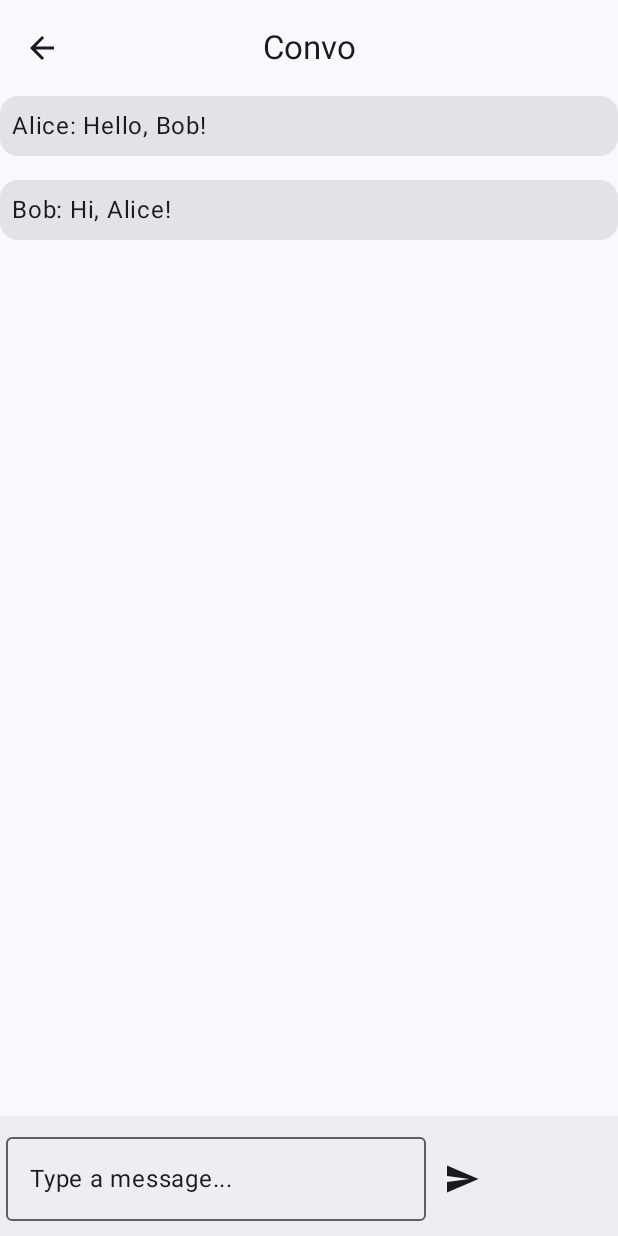
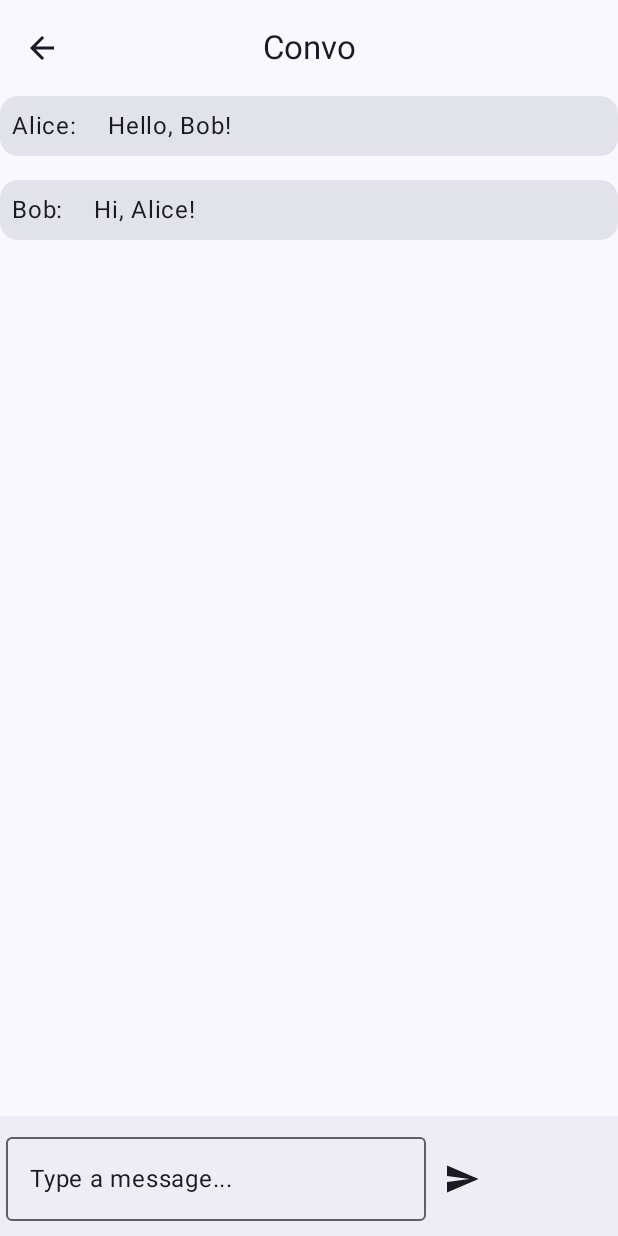
Before and after one commit to dhuff-sc/CSD228Lab2, an Android app built with Jetpack Compose: the screen it shows after launch (MainActivity), after a tap on an icon or button, on a phone screen of 412 x 824 dp. Run offline under Robolectric (Android 15) with nearby library versions, the phone set to English and light mode, and no system bars.

Commit message:
suggested changed by Hunter

```diff
--- a/app/src/main/java/com/example/csd228lab2/ui/compose/MessageRow.kt
+++ b/app/src/main/java/com/example/csd228lab2/ui/compose/MessageRow.kt
@@ -1,6 +1,7 @@
 package com.example.csd228lab2.ui.compose
 
 import androidx.compose.foundation.layout.Box
+import androidx.compose.foundation.layout.Row
 import androidx.compose.foundation.layout.fillMaxWidth
 import androidx.compose.foundation.layout.padding
 import androidx.compose.material3.Card
@@ -18,15 +19,16 @@ import com.example.csd228lab2.models.Message
  */
 @Composable
 fun MessageRow(message: Message) {
-    Card {
-        Box( modifier = Modifier
-            .fillMaxWidth()
-            .testTag("messageRow")
-        ) {
+    Card( modifier = Modifier
+        .fillMaxWidth()
+        .testTag("messageRow")
+    )  {
+        Row {
             message.sender?.let { Text(
                 modifier = Modifier.padding(8.dp),
-                text = it.userName + ": " + message.text
+                text = "${it.userName}: "
             )
+                message.text?.let { it1 -> Text(text = it1,modifier = Modifier.padding(8.dp)) }
             }
         }
     }
--- a/app/src/main/java/com/example/csd228lab2/ui/screens/ConvoListScreen.kt
+++ b/app/src/main/java/com/example/csd228lab2/ui/screens/ConvoListScreen.kt
@@ -6,6 +6,8 @@ import androidx.compose.foundation.layout.Spacer
 import androidx.compose.foundation.layout.fillMaxSize
 import androidx.compose.foundation.layout.height
 import androidx.compose.foundation.layout.padding
+import androidx.compose.foundation.lazy.LazyColumn
+import androidx.compose.foundation.lazy.items
 import androidx.compose.material.icons.Icons
 import androidx.compose.material.icons.filled.Add
 import androidx.compose.material.icons.filled.ArrowBack
@@ -66,14 +68,17 @@ fun ConvoListScreen(
             }
         }
     ) { innerPadding ->
-        Column(
+        LazyColumn(
             modifier = Modifier
                 .fillMaxSize()
                 .padding(innerPadding),
             verticalArrangement = Arrangement.spacedBy(16.dp),
         ) {
-            viewModel.convoList.forEach { convo ->
-                ConversationRow(convo, onClick = navToConvo)
+            // items here is imported from androidx.compose.foundation.Lazy.items
+            // using key here would reduce the number of re-rendered components
+            items(items = viewModel.convoList, key = {it.id}) {
+                // it here is the conversation
+                ConversationRow(convo = it, onClick = navToConvo)
             }
         }
     }
```
